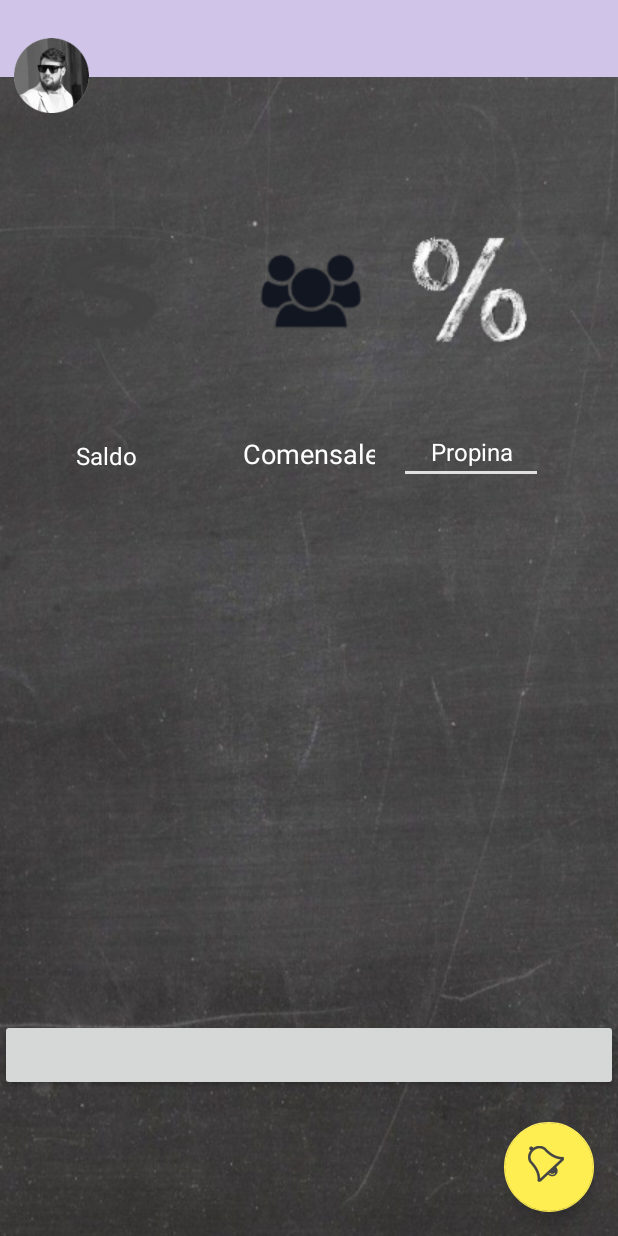
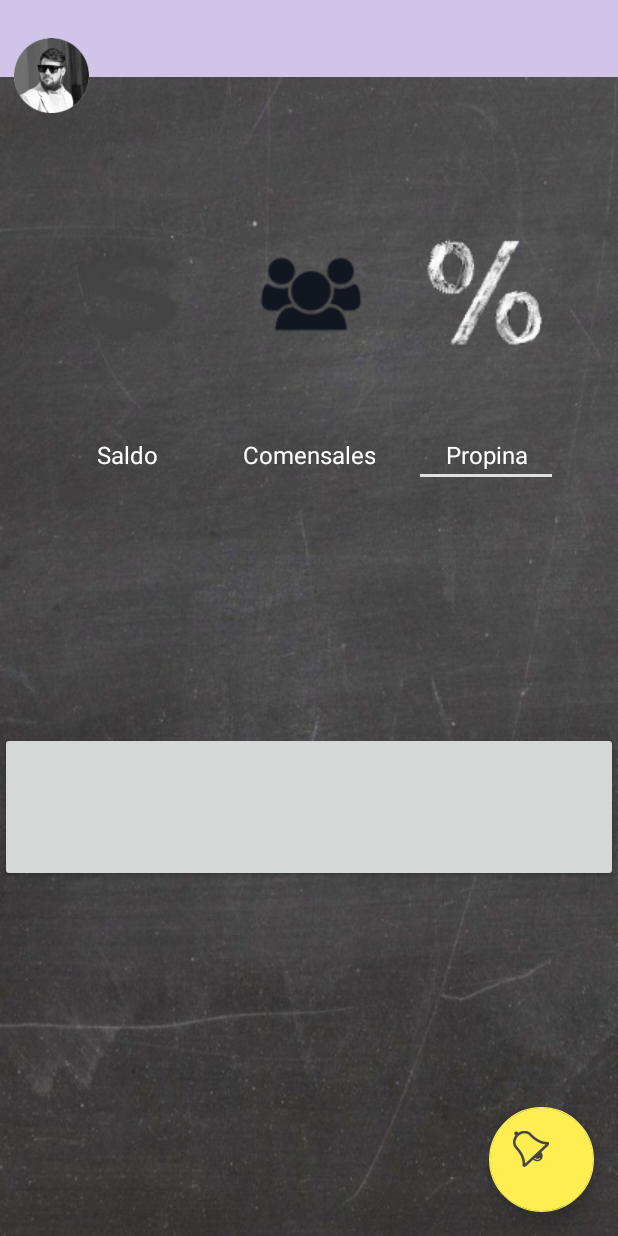
Before and after one commit to DevPlay/ilconto, an Android app: the screen it shows after launch (MainActivity), on a phone screen of 412 x 824 dp. Run offline under Robolectric (Android 15) with nearby library versions, the phone set to English and light mode, and no system bars; our stand-ins replace Firebase (no records; nobody signed in at launch, a user with empty details on screens opened directly).

Commit message:
tercera pantalla corregida

```diff
--- a/app/src/main/res/layout/activity_main.xml
+++ b/app/src/main/res/layout/activity_main.xml
@@ -37,8 +37,8 @@
 
     <android.support.design.widget.FloatingActionButton
         android:id="@+id/fab"
-        android:layout_width="60dp"
-        android:layout_height="60dp"
+        android:layout_width="70dp"
+        android:layout_height="70dp"
         android:layout_gravity="top|center_horizontal"
         android:layout_margin="@dimen/fab_margin"
         app:srcCompat="@drawable/camp72x72"
--- a/app/src/main/res/layout/fragment_calculadora.xml
+++ b/app/src/main/res/layout/fragment_calculadora.xml
@@ -1,8 +1,8 @@
 <RelativeLayout xmlns:android="http://schemas.android.com/apk/res/android"
+    xmlns:app="http://schemas.android.com/apk/res-auto"
     xmlns:tools="http://schemas.android.com/tools"
     android:layout_width="match_parent"
     android:layout_height="match_parent"
-    xmlns:app="http://schemas.android.com/apk/res-auto"
     android:background="@drawable/pizarra"
     tools:context="com.prueba.principales.ilconto.calculadora">
 
@@ -15,35 +15,6 @@
         android:id="@+id/imageView2"
         android:layout_alignParentEnd="true"
         android:layout_alignParentTop="true" />
-
-    <Button
-        android:text="Calcular"
-        android:layout_width="match_parent"
-        android:layout_height="wrap_content"
-        android:id="@+id/calcu_btn"
-        android:onClick="suma"
-        android:textSize="18sp"
-        android:elevation="4dp"
-        android:layout_marginBottom="97dp"
-        android:layout_alignParentBottom="true"
-        android:layout_centerHorizontal="true" />
-
-    <ImageView
-        android:layout_width="wrap_content"
-        android:layout_height="wrap_content"
-        app:srcCompat="@drawable/porce_96"
-        android:id="@+id/imageView8"
-        android:layout_below="@+id/imageView"
-        android:layout_toEndOf="@+id/textView"
-        android:layout_marginTop="69dp" />
-
-    <ImageView
-        android:layout_width="wrap_content"
-        android:layout_height="wrap_content"
-        app:srcCompat="@drawable/com_96"
-        android:id="@+id/imageView7"
-        android:layout_alignTop="@+id/imageView8"
-        android:layout_centerHorizontal="true" />
 
     <EditText
         android:layout_height="wrap_content"
@@ -59,15 +30,6 @@
         android:textColor="@android:color/white"
         android:layout_alignTop="@+id/comensales2"
         android:layout_alignStart="@+id/imageView8" />
-
-    <ImageView
-        android:layout_width="wrap_content"
-        android:layout_height="wrap_content"
-        app:srcCompat="@drawable/pes96"
-        android:id="@+id/imageView6"
-        android:layout_alignTop="@+id/imageView7"
-        android:layout_alignStart="@+id/imageView"
-        android:layout_marginStart="13dp" />
 
     <EditText
         android:layout_height="wrap_content"
@@ -98,7 +60,8 @@
         android:textColorLink="@android:color/darker_gray"
         android:layout_marginTop="39dp"
         android:layout_below="@+id/imageView7"
-        android:layout_alignStart="@+id/imageView7" />
+        android:layout_alignStart="@+id/imageView7"
+        android:textSize="16sp" />
 
     <ImageView
         android:layout_width="50sp"
@@ -123,4 +86,43 @@
         android:layout_alignBottom="@+id/imageView2"
         android:layout_toEndOf="@+id/imageView" />
 
+    <ImageView
+        android:layout_width="wrap_content"
+        android:layout_height="wrap_content"
+        app:srcCompat="@drawable/porce_96"
+        android:id="@+id/imageView8"
+        android:layout_marginTop="71dp"
+        android:layout_below="@+id/imageView"
+        android:layout_alignParentEnd="true"
+        android:layout_marginEnd="40dp" />
+
+    <ImageView
+        android:layout_width="wrap_content"
+        android:layout_height="wrap_content"
+        app:srcCompat="@drawable/com_96"
+        android:id="@+id/imageView7"
+        android:layout_alignTop="@+id/imageView8"
+        android:layout_centerHorizontal="true" />
+
+    <ImageView
+        android:layout_width="wrap_content"
+        android:layout_height="wrap_content"
+        app:srcCompat="@drawable/pes96"
+        android:id="@+id/imageView6"
+        android:layout_alignTop="@+id/imageView7"
+        android:layout_alignStart="@+id/imageView"
+        android:layout_marginStart="27dp" />
+
+    <Button
+        android:text="Calcular"
+        android:layout_width="match_parent"
+        android:id="@+id/calcu_btn"
+        android:onClick="suma"
+        android:textSize="18sp"
+        android:elevation="4dp"
+        android:layout_below="@+id/propina2"
+        android:layout_alignParentStart="true"
+        android:layout_marginTop="163dp"
+        android:layout_height="100sp" />
+
 </RelativeLayout>
--- a/app/src/main/res/values/styles.xml
+++ b/app/src/main/res/values/styles.xml
@@ -3,8 +3,8 @@
     <!-- Base application theme. -->
     <style name="AppTheme" parent="Theme.AppCompat.Light.NoActionBar">
         <!-- Customize your theme here. -->
-        <item name="colorPrimary">#ffa726</item>
-        <item name="colorPrimaryDark">#FFF3E0</item>
+        <item name="colorPrimary">@color/Barra_estado</item>
+        <item name="colorPrimaryDark">@color/Barra_estado</item>
         <item name="colorAccent">@color/colorPrimary</item>
         <item name="android:colorBackground">@color/Barra_estado</item>
         <item name="android:statusBarColor">@color/statusBarColor</item>
@@ -14,9 +14,9 @@
     <style name="AppTheme.NoActionBar">
         <item name="windowActionBar">false</item>
         <item name="windowNoTitle">true</item>
-        <item name="colorPrimary">#ffa726</item>
-        <item name="colorPrimaryDark">#ffa726</item>
-        <item name="colorAccent">#ffa726</item>
+        <item name="colorPrimary">@color/Barra_estado</item>
+        <item name="colorPrimaryDark">@color/Barra_estado</item>
+        <item name="colorAccent">@color/Barra_estado</item>
     </style>
 
     <style name="AppTheme.AppBarOverlay" parent="ThemeOverlay.AppCompat.Dark.ActionBar" />
```
Also changed, not shown: app/src/main/res/layout/fragment_main.xml (+39 -34 lines), app/src/main/res/layout/fragment_opiniones.xml (+25 -23 lines).
